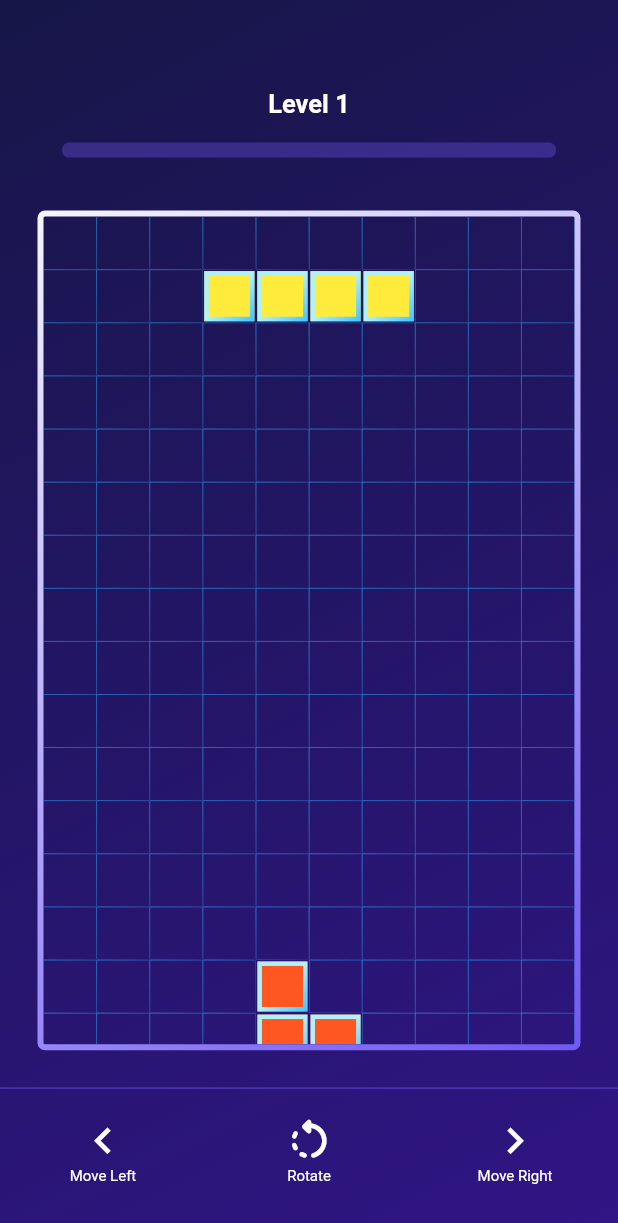
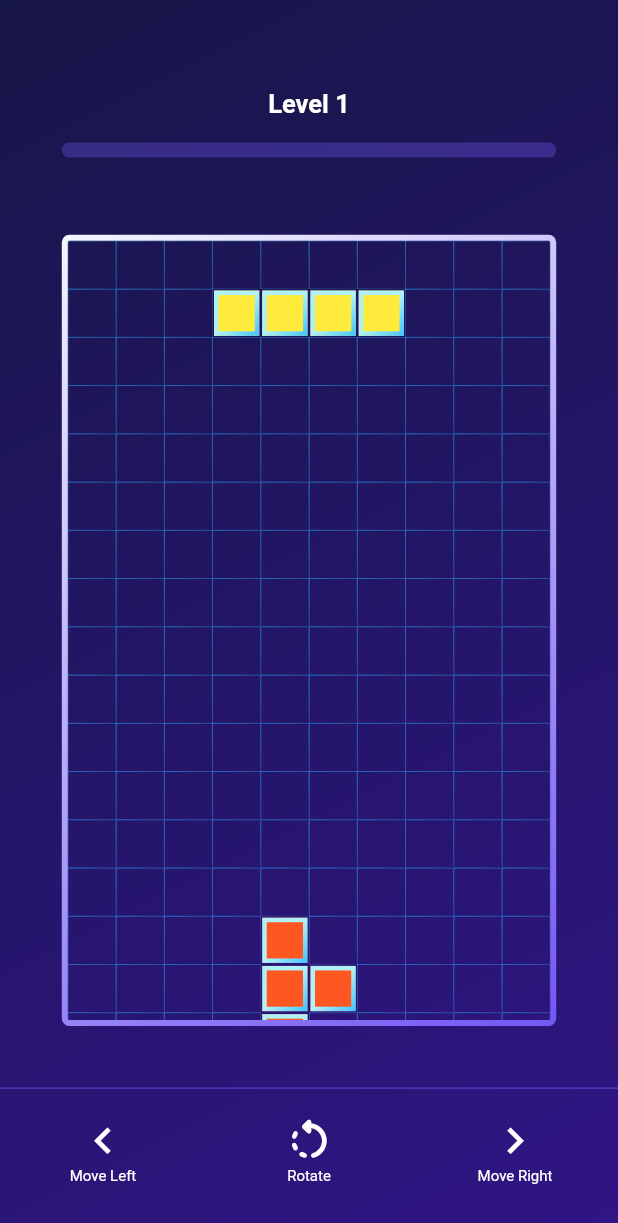
Before and after one commit to josephtossi/tera-trance, a Flutter app: the screen it shows after launch, on a phone screen of 412 x 824 dp. Shown: the top 1223 px of the screen. Run offline on Flutter 3.47's test engine with Material 2 defaults, Android fonts, the phone set to English and light mode, and no system bars; our stand-ins replace gradient_borders.

Commit message:
chore: first commit

```diff
--- a/lib/ui/tetris.dart
+++ b/lib/ui/tetris.dart
@@ -300,7 +300,7 @@ class _TetrisState extends State<Tetris> {
                       width: 4,
                     ),
                   ),
-                  margin: const EdgeInsets.all(25),
+                  margin: EdgeInsets.all(width * .1),
                   child: Center(
                     child: GridView.builder(
                         padding: const EdgeInsets.all(0),
```
